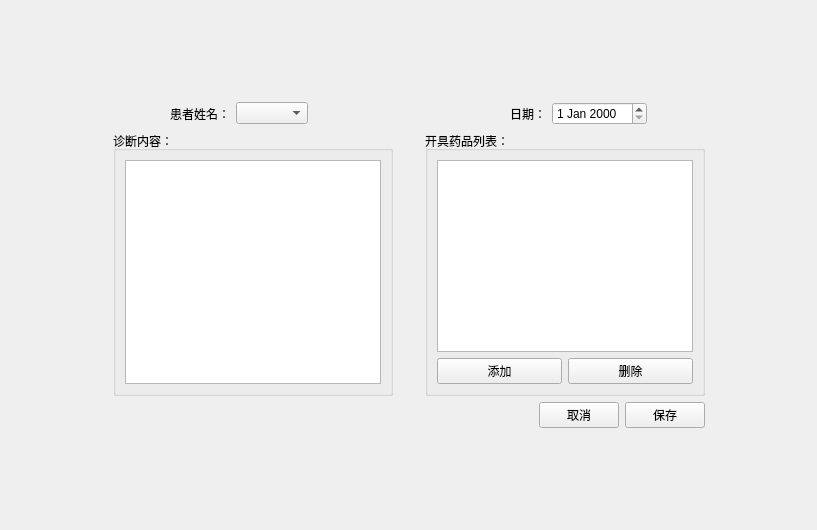
Above: HDATS/diagnosticrecordedit.ui from fhwhsa/HDATS before the change. Below: the same form after it.
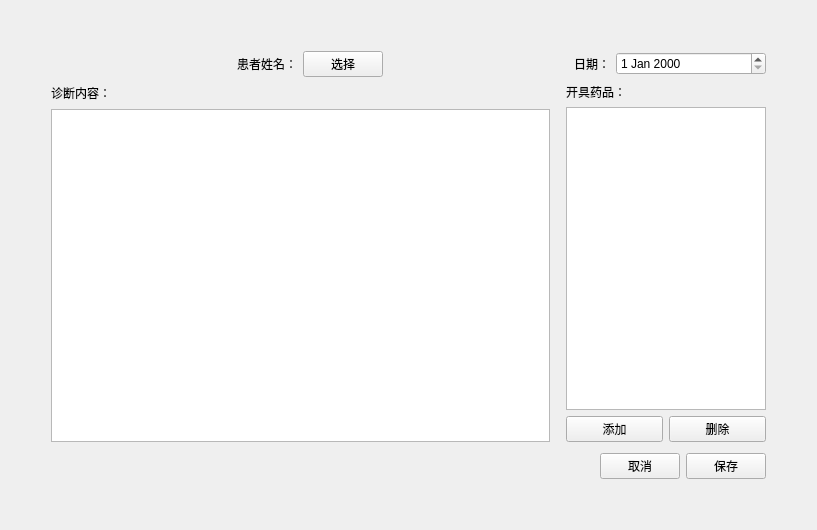
That is the form after the change.

```diff
--- a/HDATS/diagnosticrecordedit.ui
+++ b/HDATS/diagnosticrecordedit.ui
@@ -13,174 +13,261 @@
   <property name="windowTitle">
    <string>Form</string>
   </property>
-  <layout class="QVBoxLayout" name="verticalLayout_3">
+  <layout class="QHBoxLayout" name="horizontalLayout_6">
    <item>
     <layout class="QGridLayout" name="gridLayout">
-     <item row="0" column="2">
-      <spacer name="verticalSpacer">
-       <property name="orientation">
-        <enum>Qt::Vertical</enum>
-       </property>
-       <property name="sizeHint" stdset="0">
-        <size>
-         <width>20</width>
-         <height>40</height>
-        </size>
-       </property>
-      </spacer>
-     </item>
-     <item row="1" column="1" colspan="3">
-      <layout class="QHBoxLayout" name="horizontalLayout_6">
-       <item>
-        <layout class="QHBoxLayout" name="horizontalLayout_3">
-         <item>
-          <spacer name="horizontalSpacer_5">
-           <property name="orientation">
-            <enum>Qt::Horizontal</enum>
-           </property>
-           <property name="sizeHint" stdset="0">
-            <size>
-             <width>40</width>
-             <height>20</height>
-            </size>
-           </property>
-          </spacer>
-         </item>
-         <item>
-          <widget class="QLabel" name="label">
-           <property name="text">
-            <string>患者姓名：</string>
-           </property>
-           <property name="alignment">
-            <set>Qt::AlignRight|Qt::AlignTrailing|Qt::AlignVCenter</set>
-           </property>
-          </widget>
-         </item>
-         <item>
-          <widget class="QComboBox" name="patientList"/>
-         </item>
-        </layout>
-       </item>
-       <item>
-        <spacer name="horizontalSpacer_4">
-         <property name="orientation">
-          <enum>Qt::Horizontal</enum>
-         </property>
-         <property name="sizeHint" stdset="0">
-          <size>
-           <width>40</width>
-           <height>20</height>
-          </size>
-         </property>
-        </spacer>
-       </item>
-       <item>
-        <layout class="QHBoxLayout" name="horizontalLayout_4">
-         <item>
-          <widget class="QLabel" name="label_2">
-           <property name="text">
-            <string>日期：</string>
-           </property>
-           <property name="alignment">
-            <set>Qt::AlignRight|Qt::AlignTrailing|Qt::AlignVCenter</set>
-           </property>
-          </widget>
-         </item>
-         <item>
-          <widget class="QDateEdit" name="dateEdit"/>
-         </item>
-         <item>
-          <spacer name="horizontalSpacer_6">
-           <property name="orientation">
-            <enum>Qt::Horizontal</enum>
-           </property>
-           <property name="sizeHint" stdset="0">
-            <size>
-             <width>40</width>
-             <height>20</height>
-            </size>
-           </property>
-          </spacer>
-         </item>
-        </layout>
-       </item>
-      </layout>
-     </item>
      <item row="2" column="0">
       <spacer name="horizontalSpacer_2">
        <property name="orientation">
         <enum>Qt::Horizontal</enum>
        </property>
+       <property name="sizeType">
+        <enum>QSizePolicy::Fixed</enum>
+       </property>
        <property name="sizeHint" stdset="0">
         <size>
          <width>40</width>
-         <height>20</height>
+         <height>40</height>
         </size>
        </property>
       </spacer>
      </item>
-     <item row="2" column="1">
-      <widget class="QGroupBox" name="groupBox">
-       <property name="title">
-        <string>诊断内容：</string>
+     <item row="0" column="1">
+      <spacer name="verticalSpacer">
+       <property name="orientation">
+        <enum>Qt::Vertical</enum>
        </property>
-       <layout class="QHBoxLayout" name="horizontalLayout">
-        <item>
-         <widget class="QPlainTextEdit" name="context"/>
-        </item>
-       </layout>
-      </widget>
+       <property name="sizeType">
+        <enum>QSizePolicy::Fixed</enum>
+       </property>
+       <property name="sizeHint" stdset="0">
+        <size>
+         <width>20</width>
+         <height>40</height>
+        </size>
+       </property>
+      </spacer>
+     </item>
+     <item row="5" column="1">
+      <spacer name="verticalSpacer_2">
+       <property name="orientation">
+        <enum>Qt::Vertical</enum>
+       </property>
+       <property name="sizeType">
+        <enum>QSizePolicy::Fixed</enum>
+       </property>
+       <property name="sizeHint" stdset="0">
+        <size>
+         <width>20</width>
+         <height>40</height>
+        </size>
+       </property>
+      </spacer>
      </item>
      <item row="2" column="3">
-      <widget class="QGroupBox" name="groupBox_2">
-       <property name="title">
-        <string>开具药品列表：</string>
-       </property>
-       <layout class="QVBoxLayout" name="verticalLayout_2">
-        <item>
-         <layout class="QVBoxLayout" name="verticalLayout">
-          <item>
-           <widget class="QTableView" name="drugTableView"/>
-          </item>
-          <item>
-           <layout class="QHBoxLayout" name="horizontalLayout_2">
-            <item>
-             <widget class="QPushButton" name="btnDrugAdd">
-              <property name="text">
-               <string>添加</string>
-              </property>
-             </widget>
-            </item>
-            <item>
-             <widget class="QPushButton" name="btnDrugDelete">
-              <property name="text">
-               <string>删除</string>
-              </property>
-             </widget>
-            </item>
-           </layout>
-          </item>
-         </layout>
-        </item>
-       </layout>
-      </widget>
-     </item>
-     <item row="2" column="4">
       <spacer name="horizontalSpacer_3">
        <property name="orientation">
         <enum>Qt::Horizontal</enum>
        </property>
+       <property name="sizeType">
+        <enum>QSizePolicy::Fixed</enum>
+       </property>
        <property name="sizeHint" stdset="0">
         <size>
          <width>40</width>
-         <height>20</height>
+         <height>40</height>
         </size>
        </property>
       </spacer>
      </item>
-     <item row="3" column="1" colspan="3">
+     <item row="2" column="1" colspan="2">
+      <layout class="QHBoxLayout" name="horizontalLayout_7">
+       <item>
+        <layout class="QVBoxLayout" name="verticalLayout_2">
+         <item>
+          <layout class="QHBoxLayout" name="horizontalLayout_2">
+           <item>
+            <widget class="QLabel" name="label_3">
+             <property name="text">
+              <string>诊断内容：</string>
+             </property>
+            </widget>
+           </item>
+           <item>
+            <spacer name="horizontalSpacer_8">
+             <property name="orientation">
+              <enum>Qt::Horizontal</enum>
+             </property>
+             <property name="sizeHint" stdset="0">
+              <size>
+               <width>40</width>
+               <height>20</height>
+              </size>
+             </property>
+            </spacer>
+           </item>
+          </layout>
+         </item>
+         <item>
+          <widget class="QPlainTextEdit" name="context"/>
+         </item>
+        </layout>
+       </item>
+       <item>
+        <spacer name="horizontalSpacer_9">
+         <property name="orientation">
+          <enum>Qt::Horizontal</enum>
+         </property>
+         <property name="sizeType">
+          <enum>QSizePolicy::Fixed</enum>
+         </property>
+         <property name="sizeHint" stdset="0">
+          <size>
+           <width>10</width>
+           <height>20</height>
+          </size>
+         </property>
+        </spacer>
+       </item>
+       <item>
+        <layout class="QVBoxLayout" name="verticalLayout">
+         <item>
+          <layout class="QHBoxLayout" name="horizontalLayout">
+           <item>
+            <widget class="QLabel" name="label_4">
+             <property name="text">
+              <string>开具药品：</string>
+             </property>
+            </widget>
+           </item>
+          </layout>
+         </item>
+         <item>
+          <widget class="QTableWidget" name="tableWidget">
+           <property name="sizePolicy">
+            <sizepolicy hsizetype="Fixed" vsizetype="Expanding">
+             <horstretch>0</horstretch>
+             <verstretch>0</verstretch>
+            </sizepolicy>
+           </property>
+           <property name="minimumSize">
+            <size>
+             <width>0</width>
+             <height>0</height>
+            </size>
+           </property>
+           <property name="maximumSize">
+            <size>
+             <width>200</width>
+             <height>16777215</height>
+            </size>
+           </property>
+          </widget>
+         </item>
+         <item>
+          <layout class="QHBoxLayout" name="horizontalLayout_3">
+           <item>
+            <widget class="QPushButton" name="btnDrugAdd">
+             <property name="text">
+              <string>添加</string>
+             </property>
+            </widget>
+           </item>
+           <item>
+            <widget class="QPushButton" name="btnDrugDelete">
+             <property name="text">
+              <string>删除</string>
+             </property>
+            </widget>
+           </item>
+          </layout>
+         </item>
+        </layout>
+       </item>
+      </layout>
+     </item>
+     <item row="1" column="1" colspan="2">
       <layout class="QHBoxLayout" name="horizontalLayout_5">
        <item>
+        <spacer name="horizontalSpacer_5">
+         <property name="orientation">
+          <enum>Qt::Horizontal</enum>
+         </property>
+         <property name="sizeHint" stdset="0">
+          <size>
+           <width>40</width>
+           <height>20</height>
+          </size>
+         </property>
+        </spacer>
+       </item>
+       <item>
+        <widget class="QLabel" name="label">
+         <property name="text">
+          <string>患者姓名：</string>
+         </property>
+         <property name="alignment">
+          <set>Qt::AlignRight|Qt::AlignTrailing|Qt::AlignVCenter</set>
+         </property>
+        </widget>
+       </item>
+       <item>
+        <widget class="QPushButton" name="btnPatientSelect">
+         <property name="text">
+          <string>选择</string>
+         </property>
+        </widget>
+       </item>
+       <item>
+        <spacer name="horizontalSpacer_7">
+         <property name="orientation">
+          <enum>Qt::Horizontal</enum>
+         </property>
+         <property name="sizeHint" stdset="0">
+          <size>
+           <width>40</width>
+           <height>20</height>
+          </size>
+         </property>
+        </spacer>
+       </item>
+       <item>
+        <widget class="QLabel" name="label_2">
+         <property name="text">
+          <string>日期：</string>
+         </property>
+         <property name="alignment">
+          <set>Qt::AlignRight|Qt::AlignTrailing|Qt::AlignVCenter</set>
+         </property>
+        </widget>
+       </item>
+       <item>
+        <widget class="QDateEdit" name="dateEdit">
+         <property name="sizePolicy">
+          <sizepolicy hsizetype="Minimum" vsizetype="Fixed">
+           <horstretch>0</horstretch>
+           <verstretch>0</verstretch>
+          </sizepolicy>
+         </property>
+         <property name="minimumSize">
+          <size>
+           <width>150</width>
+           <height>0</height>
+          </size>
+         </property>
+         <property name="maximumSize">
+          <size>
+           <width>16777215</width>
+           <height>16777215</height>
+          </size>
+         </property>
+        </widget>
+       </item>
+      </layout>
+     </item>
+     <item row="4" column="2">
+      <layout class="QHBoxLayout" name="horizontalLayout_4">
+       <item>
         <spacer name="horizontalSpacer">
          <property name="orientation">
           <enum>Qt::Horizontal</enum>
@@ -209,15 +296,18 @@
        </item>
       </layout>
      </item>
-     <item row="4" column="2">
-      <spacer name="verticalSpacer_2">
+     <item row="3" column="2">
+      <spacer name="verticalSpacer_3">
        <property name="orientation">
         <enum>Qt::Vertical</enum>
        </property>
+       <property name="sizeType">
+        <enum>QSizePolicy::Fixed</enum>
+       </property>
        <property name="sizeHint" stdset="0">
         <size>
          <width>20</width>
-         <height>40</height>
+         <height>5</height>
         </size>
        </property>
       </spacer>
```
Left out of the diff: 2 changed lines with no effect on the pictures.
